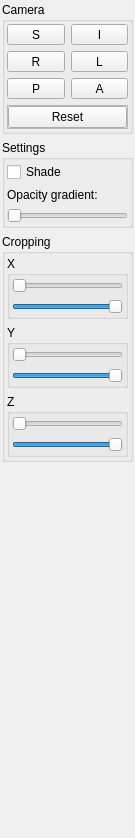
This is view_widgets/VTKImageWidget/forms/option_widget.ui in isis-group/vast as Qt 5 draws it before an edit. The edited form follows.
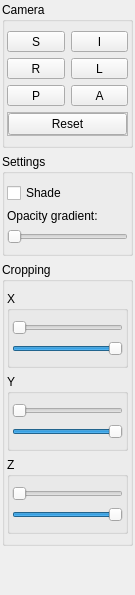
This is the edited form. Icons and pictures are not drawn.

What changed in the file:
```diff
--- a/view_widgets/VTKImageWidget/forms/option_widget.ui
+++ b/view_widgets/VTKImageWidget/forms/option_widget.ui
@@ -7,7 +7,7 @@
     <x>0</x>
     <y>0</y>
     <width>135</width>
-    <height>838</height>
+    <height>595</height>
    </rect>
   </property>
   <property name="sizePolicy">
@@ -38,7 +38,7 @@
       <item>
        <widget class="QGroupBox" name="groupBox">
         <property name="sizePolicy">
-         <sizepolicy hsizetype="Minimum" vsizetype="Maximum">
+         <sizepolicy hsizetype="Minimum" vsizetype="Preferred">
           <horstretch>0</horstretch>
           <verstretch>0</verstretch>
          </sizepolicy>
@@ -47,9 +47,18 @@
          <string>Camera</string>
         </property>
         <layout class="QGridLayout" name="gridLayout">
-         <property name="margin">
+         <property name="leftMargin">
           <number>2</number>
          </property>
+         <property name="topMargin">
+          <number>9</number>
+         </property>
+         <property name="rightMargin">
+          <number>2</number>
+         </property>
+         <property name="bottomMargin">
+          <number>9</number>
+         </property>
          <item row="2" column="1" rowspan="2">
           <widget class="QFrame" name="frame_2">
            <property name="frameShape">
@@ -187,9 +196,18 @@
          <string>Settings</string>
         </property>
         <layout class="QGridLayout" name="gridLayout_3">
-         <property name="margin">
+         <property name="leftMargin">
           <number>2</number>
          </property>
+         <property name="topMargin">
+          <number>9</number>
+         </property>
+         <property name="rightMargin">
+          <number>2</number>
+         </property>
+         <property name="bottomMargin">
+          <number>9</number>
+         </property>
          <item row="1" column="0">
           <widget class="QLabel" name="label">
            <property name="sizePolicy">
@@ -241,18 +259,36 @@
       <string>Cropping</string>
      </property>
      <layout class="QVBoxLayout" name="verticalLayout_2">
-      <property name="margin">
+      <property name="leftMargin">
        <number>2</number>
       </property>
+      <property name="topMargin">
+       <number>9</number>
+      </property>
+      <property name="rightMargin">
+       <number>2</number>
+      </property>
+      <property name="bottomMargin">
+       <number>9</number>
+      </property>
       <item>
        <widget class="QGroupBox" name="groupBox_4">
         <property name="title">
          <string>X</string>
         </property>
         <layout class="QVBoxLayout" name="verticalLayout_3">
-         <property name="margin">
+         <property name="leftMargin">
           <number>2</number>
          </property>
+         <property name="topMargin">
+          <number>9</number>
+         </property>
+         <property name="rightMargin">
+          <number>2</number>
+         </property>
+         <property name="bottomMargin">
+          <number>9</number>
+         </property>
          <item>
           <widget class="QSlider" name="croppingX1">
            <property name="maximum">
@@ -285,9 +321,18 @@
          <string>Y</string>
         </property>
         <layout class="QVBoxLayout" name="verticalLayout_4">
-         <property name="margin">
+         <property name="leftMargin">
           <number>2</number>
          </property>
+         <property name="topMargin">
+          <number>9</number>
+         </property>
+         <property name="rightMargin">
+          <number>2</number>
+         </property>
+         <property name="bottomMargin">
+          <number>9</number>
+         </property>
          <item>
           <widget class="QSlider" name="croppingY1">
            <property name="maximum">
@@ -320,9 +365,18 @@
          <string>Z</string>
         </property>
         <layout class="QVBoxLayout" name="verticalLayout_5">
-         <property name="margin">
+         <property name="leftMargin">
           <number>2</number>
          </property>
+         <property name="topMargin">
+          <number>9</number>
+         </property>
+         <property name="rightMargin">
+          <number>2</number>
+         </property>
+         <property name="bottomMargin">
+          <number>9</number>
+         </property>
          <item>
           <widget class="QSlider" name="croppingZ1">
            <property name="maximum">
@@ -357,6 +411,9 @@
      <property name="orientation">
       <enum>Qt::Vertical</enum>
      </property>
+     <property name="sizeType">
+      <enum>QSizePolicy::Expanding</enum>
+     </property>
      <property name="sizeHint" stdset="0">
       <size>
        <width>20</width>
```
